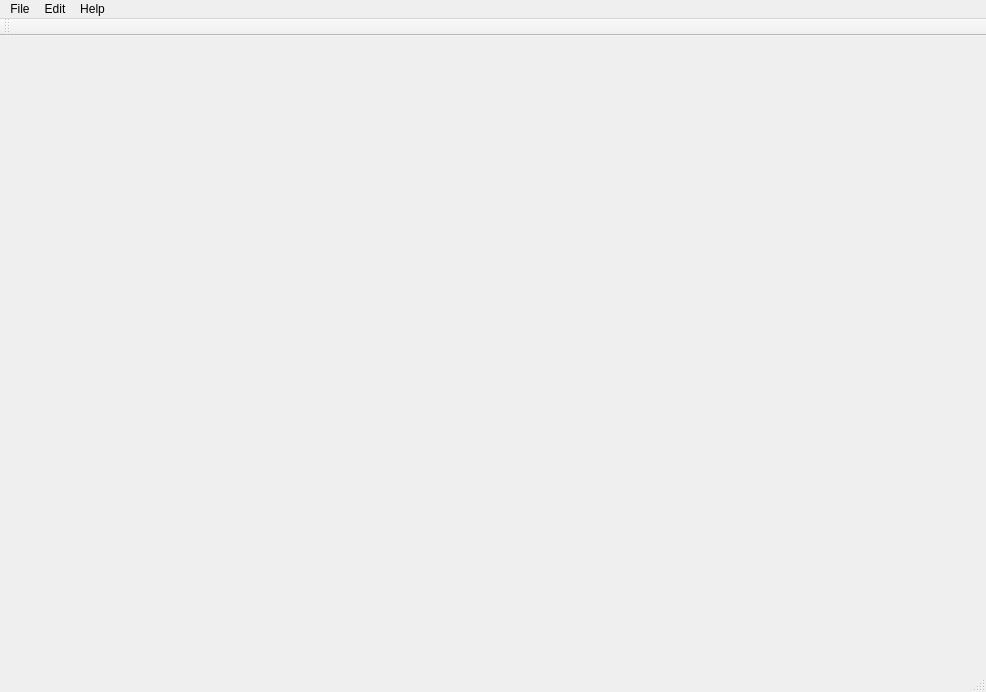
Qt form mainwindow.ui (NickJohn547745/XPlor) before a commit.
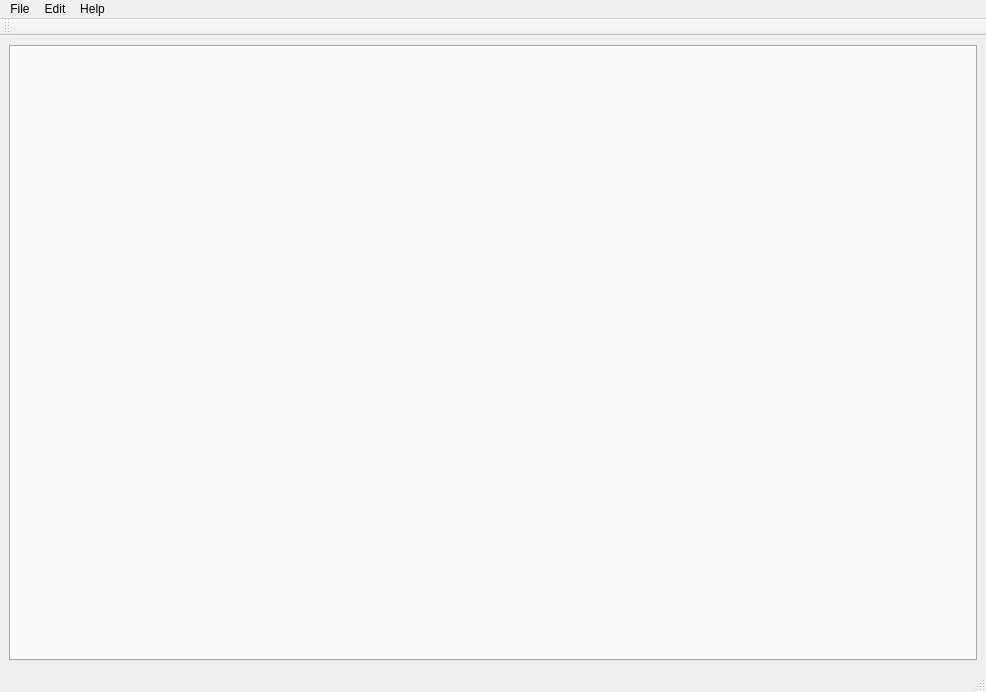
The same form after that commit. Icons and pictures are not drawn.

```diff
--- a/mainwindow.ui
+++ b/mainwindow.ui
@@ -25,7 +25,21 @@
 }</string>
   </property>
   <widget class="QWidget" name="centralwidget">
-   <layout class="QHBoxLayout" name="horizontalLayout"/>
+   <layout class="QGridLayout" name="gridLayout">
+    <item row="0" column="0">
+     <widget class="QTabWidget" name="tabWidget">
+      <property name="currentIndex">
+       <number>-1</number>
+      </property>
+      <property name="tabsClosable">
+       <bool>true</bool>
+      </property>
+      <property name="movable">
+       <bool>true</bool>
+      </property>
+     </widget>
+    </item>
+   </layout>
   </widget>
   <widget class="QMenuBar" name="menuBar">
    <property name="geometry">
```
Left out of the diff: 16 changed lines with no effect on the pictures.
